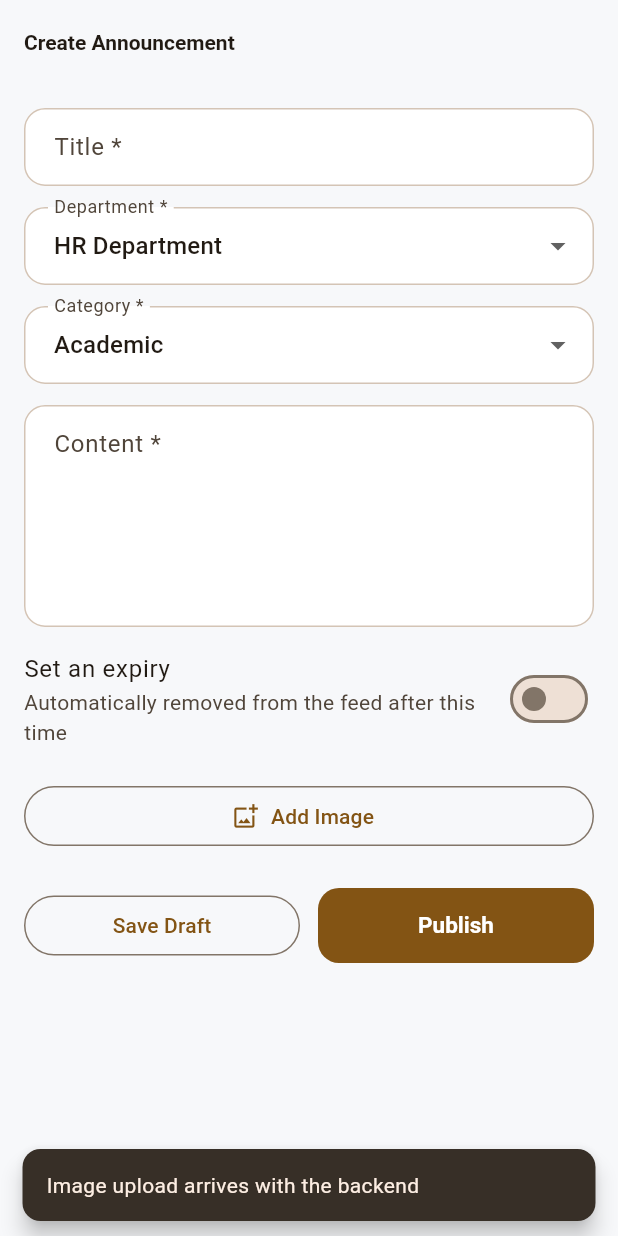
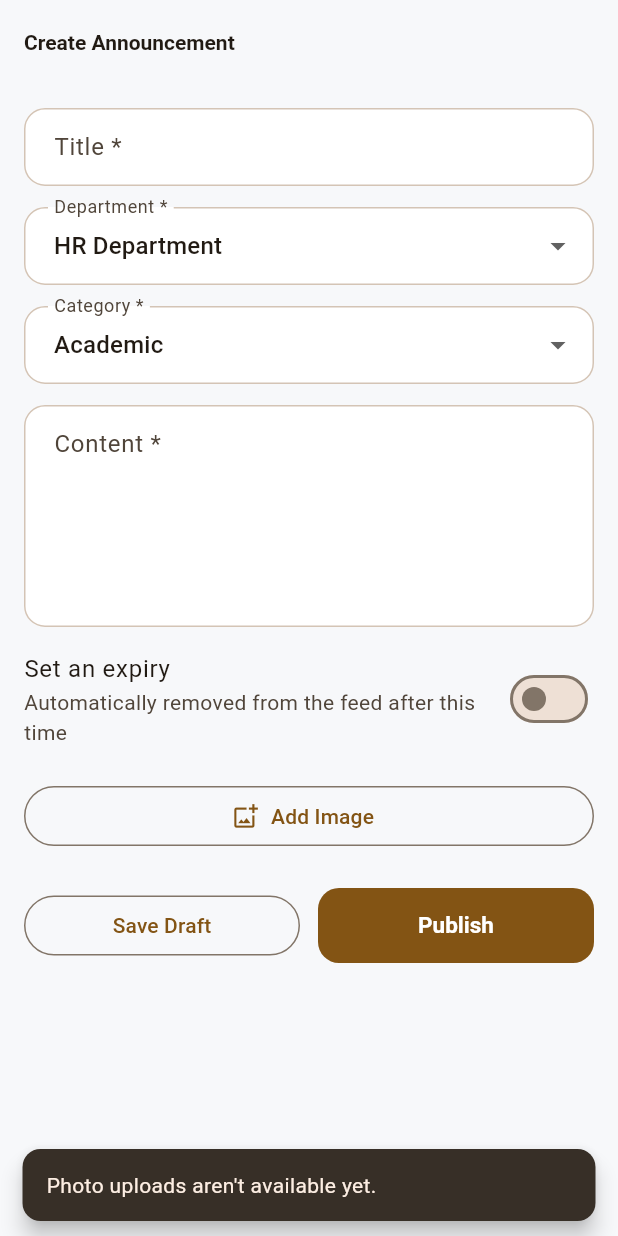
Before and after one commit to 2112Matovu/MySUN, a Flutter app: the CreateAnnouncementScreen screen opened by its route, after a tap on "Add Image", on a phone screen of 412 x 824 dp. Run offline on Flutter 3.47's test engine with Material 3 defaults, Android fonts, the phone set to English and light mode, and no system bars; our stand-ins replace dio, flutter_riverpod, go_router, google_sign_in, shared_preferences; accounts and stored records are empty; network calls fail.

Commit message:
Admin: remove access on users, real report generation; polish placeholder text and a layout overflow
- User Management: added a "Remove access" action per publisher/admin/
  minor-admin tile (was grant-only before) — confirms, then demotes back
  to student via the existing PATCH /admin/users/{id}/role. Hidden for
  your own account and for students (nothing to remove).
- Analytics: "Download Report" was a placeholder SnackBar. Replaced with
  a real generated report — builds a formatted text summary from the
  live AdminAnalytics figures and shows it in a dialog with a Copy button
  (Clipboard.setData, no extra dependency). Tried share_plus first for a
  proper file/share sheet, but it transitively pulls in path_provider ->
  objective_c, whose native-assets build hook fails outright on this
  machine (Flutter SDK path has a space) — confirmed via a failing
  `flutter test` run, reverted. Same class of problem as the earlier
  hive/cached_network_image issue.
- Replaced every casual "X arrives with the backend" / "available once
  the backend is connected" placeholder message with plain, professional
  wording ("X isn't available yet.") across profile, performance,
  announcements, events, and admin screens — these are user-facing
  strings, "backend" is an implementation detail that shouldn't leak
  into them.
- Fixed a real RenderFlex overflow: the Services Hub's Transport /
  Accommodation / More chip row was a plain Row with no scroll or wrap,
  so it could overflow on a narrow phone. Wrapped it in a horizontal
  ListView, matching the pattern already used for the filter chips below
  it in the same screen.

Co-Authored-By: Claude Sonnet 5 <noreply@anthropic.com>
Claude-Session: https://claude.ai/code/session_01By9cKUYE8uyx8cK1i7U8a8

```diff
--- a/student_app/lib/features/admin/minor_admin_management_screen.dart
+++ b/student_app/lib/features/admin/minor_admin_management_screen.dart
@@ -83,16 +83,15 @@ class _MinorAdminCard extends StatelessWidget {
                 TextButton(
                   onPressed: () => ScaffoldMessenger.of(context).showSnackBar(
                     const SnackBar(
-                        content: Text('Activity log arrives with the backend')),
+                        content: Text("Activity log isn't available yet.")),
                   ),
                   child: const Text('View Activity'),
                 ),
                 TextButton(
                   onPressed: () => ScaffoldMessenger.of(context).showSnackBar(
                     const SnackBar(
-                        content:
-                            Text('Fine-grained permissions arrive with the '
-                                'backend')),
+                        content: Text(
+                            "Fine-grained permissions aren't available yet.")),
                   ),
                   child: const Text('Permissions'),
                 ),
--- a/student_app/lib/features/announcements/announcement_detail_screen.dart
+++ b/student_app/lib/features/announcements/announcement_detail_screen.dart
@@ -39,7 +39,7 @@ class AnnouncementDetailScreen extends ConsumerWidget {
           IconButton(
             icon: const Icon(Icons.share_outlined),
             onPressed: () => ScaffoldMessenger.of(context).showSnackBar(
-              const SnackBar(content: Text('Sharing arrives with the backend')),
+              const SnackBar(content: Text("Sharing isn't available yet.")),
             ),
           ),
         ],
--- a/student_app/lib/features/events/event_detail_screen.dart
+++ b/student_app/lib/features/events/event_detail_screen.dart
@@ -158,7 +158,7 @@ class _EventDetailScreenState extends ConsumerState<EventDetailScreen> {
           },
           onAddToCalendar: () => ScaffoldMessenger.of(context).showSnackBar(
             const SnackBar(
-                content: Text('Calendar export arrives with the backend')),
+                content: Text("Calendar export isn't available yet.")),
           ),
         ),
         orElse: () => const SizedBox.shrink(),
--- a/student_app/lib/features/profile/profile_screen.dart
+++ b/student_app/lib/features/profile/profile_screen.dart
@@ -169,7 +169,7 @@ class ProfileScreen extends ConsumerWidget {
 
   void _soon(BuildContext context) {
     ScaffoldMessenger.of(context).showSnackBar(
-      const SnackBar(content: Text('Available once the backend is connected')),
+      const SnackBar(content: Text("This isn't available yet.")),
     );
   }
 }
--- a/student_app/lib/features/publishing/create_announcement_screen.dart
+++ b/student_app/lib/features/publishing/create_announcement_screen.dart
@@ -253,7 +253,7 @@ class _CreateAnnouncementScreenState
               OutlinedButton.icon(
                 onPressed: () => ScaffoldMessenger.of(context).showSnackBar(
                   const SnackBar(
-                      content: Text('Image upload arrives with the backend')),
+                      content: Text("Photo uploads aren't available yet.")),
                 ),
                 icon: const Icon(Icons.add_photo_alternate_outlined),
                 label: const Text('Add Image'),
--- a/student_app/lib/features/publishing/create_event_screen.dart
+++ b/student_app/lib/features/publishing/create_event_screen.dart
@@ -252,7 +252,7 @@ class _CreateEventScreenState extends ConsumerState<CreateEventScreen> {
               OutlinedButton.icon(
                 onPressed: () => ScaffoldMessenger.of(context).showSnackBar(
                   const SnackBar(
-                      content: Text('Image upload arrives with the backend')),
+                      content: Text("Photo uploads aren't available yet.")),
                 ),
                 icon: const Icon(Icons.add_photo_alternate_outlined),
                 label: const Text('Event Image'),
--- a/student_app/lib/features/publishing/my_performance_screen.dart
+++ b/student_app/lib/features/publishing/my_performance_screen.dart
@@ -102,8 +102,7 @@ class MyPerformanceScreen extends ConsumerWidget {
               ),
               const SizedBox(height: 12),
               Text(
-                'View/engagement figures are estimates — real analytics arrive '
-                'once the backend is connected (§9.6).',
+                'View/engagement figures are estimates for now.',
                 style: theme.textTheme.bodySmall
                     ?.copyWith(color: theme.colorScheme.outline),
               ),
```
Also changed, not shown: student_app/lib/features/admin/analytics_screen.dart (+58 -6 lines), student_app/lib/features/admin/user_management_screen.dart (+47 -2 lines), student_app/lib/features/services/services_hub_screen.dart (+5 -3 lines), 1 other file.
